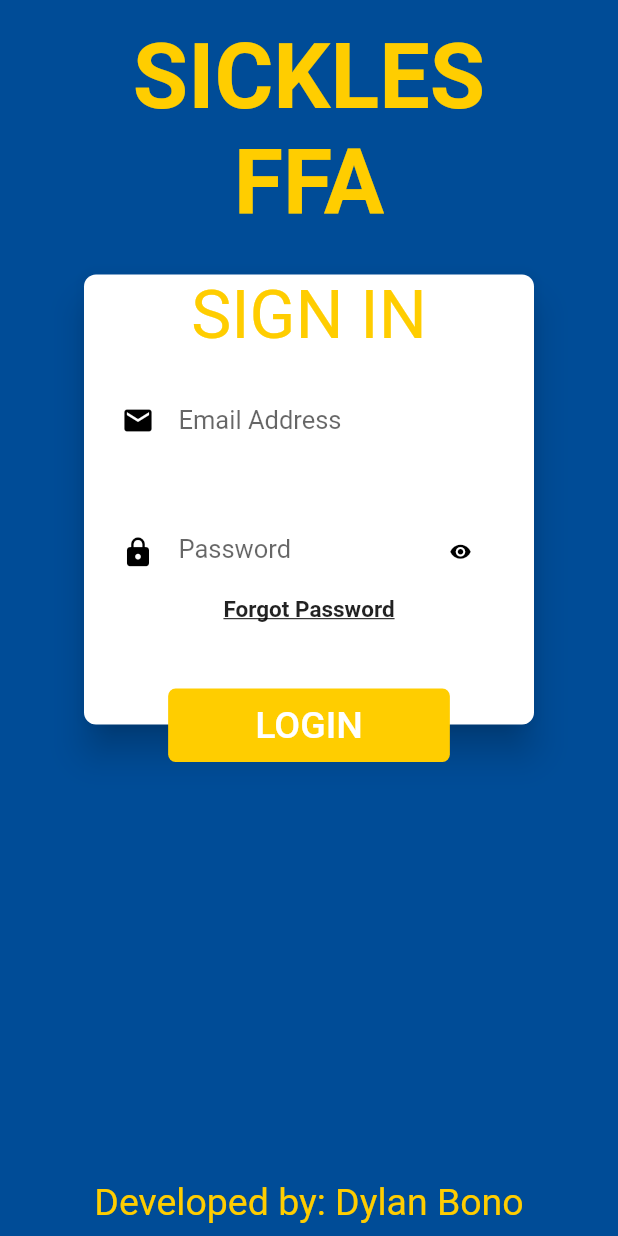
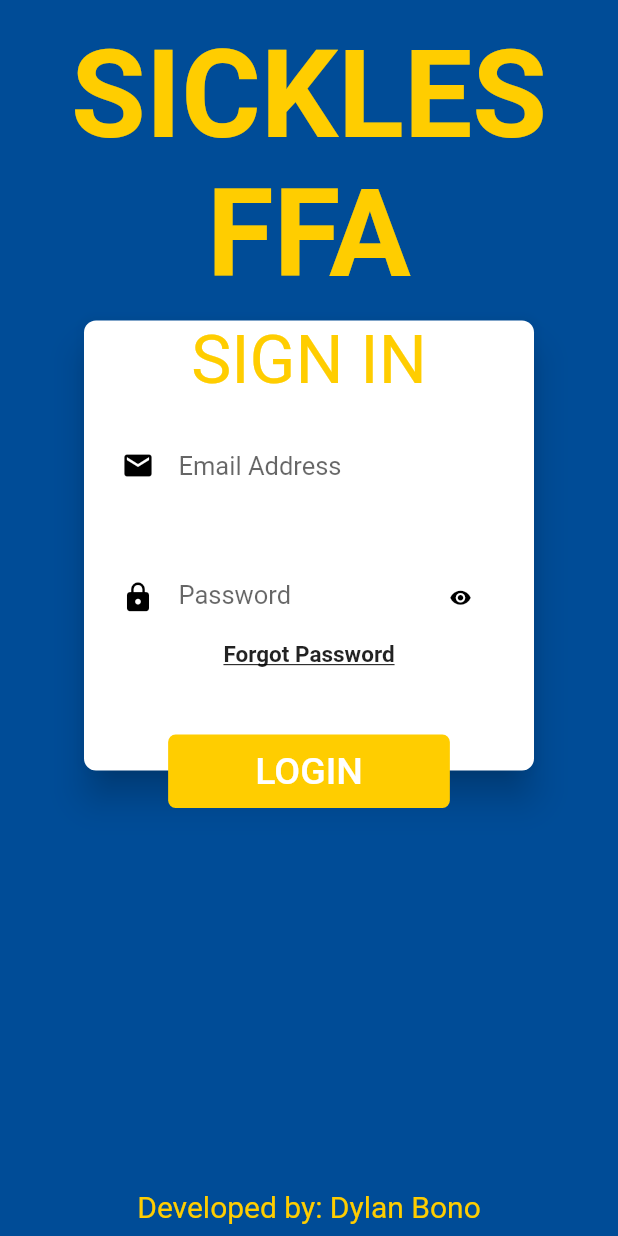
Before and after one commit to Dbono-dev/Sickles_FFA, a Flutter app: the screen it shows after launch, on a phone screen of 412 x 824 dp. Run offline on Flutter 3.47's test engine with Material 2 defaults, Android fonts, the light colour scheme and no system bars; our stand-ins replace cloud_firestore, file_picker, firebase_auth, firebase_database, firebase_storage, google_fonts and 2 more; missing offline and left inert: barcode_scan, flutter_full_pdf_viewer, flutter_rounded_date_picker; accounts and stored records are empty; Roboto replaces fonts that are missing (Corben).

Commit message:
Another commit

```diff
--- a/lib/admin_pages/scanning_page.dart
+++ b/lib/admin_pages/scanning_page.dart
@@ -21,14 +21,14 @@
   Widget build(BuildContext context) {
     return Container(
       color: Colors.white,
-      height: SizeConfig.blockSizeVertical * 76,
+      height: SizeConfig.blockSizeVertical * 72,
       child: Column(
         mainAxisAlignment: MainAxisAlignment.start,
         crossAxisAlignment: CrossAxisAlignment.start,
         children: <Widget> [
           ReturnButton(),
           Container(
-            height: SizeConfig.blockSizeVertical * 70,
+            height: SizeConfig.blockSizeVertical * 65,
             child: ListView.builder(
               itemCount: theScanUID.length,
               itemBuilder: (_, index) {
--- a/lib/admin_pages/view_images.dart
+++ b/lib/admin_pages/view_images.dart
@@ -29,7 +29,7 @@
                 }
                 else {
                   return SizedBox(
-                    height: 560,
+                    height: SizeConfig.blockSizeVertical * 80,
                     child: ListView.builder(
                       itemCount: snapshot.data.length,
                       padding: EdgeInsets.fromLTRB(20, 0, 20, 0),
@@ -52,7 +52,7 @@
     DateTime dateTime = snapshot.data['dateTime'].toDate();
 
     return Container(
-      height: 250,
+      height: SizeConfig.blockSizeVertical * 40,
       width: SizeConfig.blockSizeHorizontal * 85,
       child: Card(
         elevation: 10,
--- a/lib/admin_pages/view_minutes.dart
+++ b/lib/admin_pages/view_minutes.dart
@@ -51,9 +51,9 @@
           Row(
             children: <Widget>[
               ReturnButton(),
-              Padding(padding: EdgeInsets.fromLTRB(150, 0, 0, 0)),
+              Spacer(),
               Container(
-                padding: EdgeInsets.fromLTRB(0, 40, 0, 0),
+                padding: EdgeInsets.fromLTRB(0, 40, 10, 0),
                 child: RaisedButton(
                   onPressed: () {
                     showDialog(
--- a/lib/auth_service.dart
+++ b/lib/auth_service.dart
@@ -63,15 +63,15 @@
   }
 
   Future resetPassword({String theEmail}) async {
-    try {
+    if(theEmail == null) {
       FirebaseUser user = await FirebaseAuth.instance.currentUser();
       String email = user.email;
       var result = await _auth.sendPasswordResetEmail(email: email);
     }
-    catch (e) {
+    else {
       var result = await _auth.sendPasswordResetEmail(email: theEmail);
-      print(e.toString());
     }
+
   }
 
   Future createUser({String email, String password}) async {
--- a/lib/feed_page.dart
+++ b/lib/feed_page.dart
@@ -55,8 +55,8 @@
     return Padding(
       padding: EdgeInsets.fromLTRB(20, 15, 20, 0),
       child: Container(
-        width: 400,
-        height: 250,
+        width: SizeConfig.blockSizeHorizontal * 80,
+        height: SizeConfig.blockSizeVertical * 40,
         child: Card(
           elevation: 10,
           shape: RoundedRectangleBorder(
@@ -69,7 +69,7 @@
               children: <Widget> [
                 Padding(padding: EdgeInsets.all(3.5)),
                 Text(snapshot.data['title'], style: TextStyle(fontSize: 35, color: Theme.of(context).accentColor, fontWeight: FontWeight.bold),),
-                Text(snapshot.data['description'], style: TextStyle(fontSize: 27.5, color: Theme.of(context).accentColor), textAlign: TextAlign.center,),
+                Container(height: SizeConfig.blockSizeVertical * 20, child: SingleChildScrollView(child: Text(snapshot.data['description'], style: TextStyle(fontSize: 27.5, color: Theme.of(context).accentColor), textAlign: TextAlign.center,))),
                 Spacer(),
                 GestureDetector(
                   onTap: () => launch("http://" + snapshot.data['link']),
--- a/lib/member_pages/send_message.dart
+++ b/lib/member_pages/send_message.dart
@@ -143,7 +143,7 @@
                                     ),
                                   ),
                                   Container(
-                                    width: SizeConfig.blockSizeHorizontal * 17,
+                                    width: SizeConfig.blockSizeHorizontal * 18,
                                     child: RaisedButton(
                                       color: Theme.of(context).primaryColor,
                                       elevation: 10,
--- a/lib/sign_in_page.dart
+++ b/lib/sign_in_page.dart
@@ -51,11 +51,24 @@
               mainAxisAlignment: MainAxisAlignment.start,
               children: <Widget>[
                 Padding(padding: EdgeInsets.all(8)),
-                Text("SICKLES", style: GoogleFonts.corben(color: Theme.of(context).accentColor, fontSize: 60, fontWeight: FontWeight.bold)),
-                Padding(padding: EdgeInsets.all(0)),
-                Text("FFA", style: GoogleFonts.corben(color: Theme.of(context).accentColor, fontSize: 60, fontWeight: FontWeight.bold)),
+                SizedBox(
+                  height: SizeConfig.blockSizeVertical * 22.5,
+                  width: SizeConfig.blockSizeHorizontal * 100,
+                  child: FittedBox(
+                    fit: BoxFit.contain,
+                    child: Column(
+                      children: <Widget>[
+                        Text("SICKLES", style: GoogleFonts.corben(
+                          color: Theme.of(context).accentColor,
+                          fontWeight: FontWeight.bold)),
+                        Padding(padding: EdgeInsets.all(0)),
+                        Text("FFA", style: GoogleFonts.corben(color: Theme.of(context).accentColor, fontWeight: FontWeight.bold)),
+                      ],
+                    ),
+                  ),
+                ),
                 Container(
-                  padding: EdgeInsets.only(top: 23),
+                  padding: EdgeInsets.only(top: SizeConfig.blockSizeVertical * 1),
                   child: Column(
                     children: <Widget> [
                       Stack(
@@ -127,6 +140,7 @@
                                                 title: Text("Reset Password"),
                                                 content: TextFormField(
                                                   onSaved: (value) => _email = value,
+                                                  onChanged: (value) => _email = value,
                                                   decoration: InputDecoration(hintText: "Enter email...")
                                                 ),
                                                 actions: <Widget>[
@@ -139,6 +153,7 @@
                                                   CupertinoButton(
                                                     child: Text("CONFIRM"),
                                                     onPressed: () async {
+
                                                       await AuthService().resetPassword(theEmail: _email);
                                                     }
                                                   ),
@@ -152,6 +167,7 @@
                                                   key: _resetPasswordFormKey,
                                                   child: TextFormField(
                                                     onSaved: (value) => _email = value,
+                                                    onChanged: (value) => _email = value,
                                                     decoration: InputDecoration(hintText: "Enter email...")
                                                   ),
                                                 ),
@@ -168,6 +184,22 @@
                                                       final resetPassword = _resetPasswordFormKey.currentState;
                                                       resetPassword.save();
                                                       await AuthService().resetPassword(theEmail: _email);
+                                                      Navigator.of(context).pop();
+                                                      showDialog(
+                                                        context: context,
+                                                        builder: (BuildContext context) {
+                                                          return AlertDialog(
+                                                            title: Text("Message"),
+                                                            content: Text("Check you email for more information on resetting your password.", textAlign: TextAlign.center,),
+                                                            actions: <Widget>[
+                                                              FlatButton(
+                                                                onPressed: () => Navigator.of(context).pop(),
+                                                                child: Text("BACK")
+                                                              )
+                                                            ],
+                                                          );
+                                                        }
+                                                      );
                                                     }
                                                   ),
                                                 ],
@@ -231,7 +263,7 @@
                 Spacer(),
                 Padding(
                   padding: EdgeInsets.fromLTRB(0, 0, 0, SizeConfig.blockSizeVertical * 1),
-                  child: Text("Developed by: Dylan Bono", style: TextStyle(color: Theme.of(context).accentColor, fontSize: 25),),
+                  child: Text("Developed by: Dylan Bono", style: TextStyle(color: Theme.of(context).accentColor, fontSize: 20),),
                 )
               ],
             ),
```
Also changed, not shown: lib/event_view.dart (+18 -5 lines), lib/main_page.dart (+34 -14 lines), lib/profile_page.dart (+27 -6 lines).
